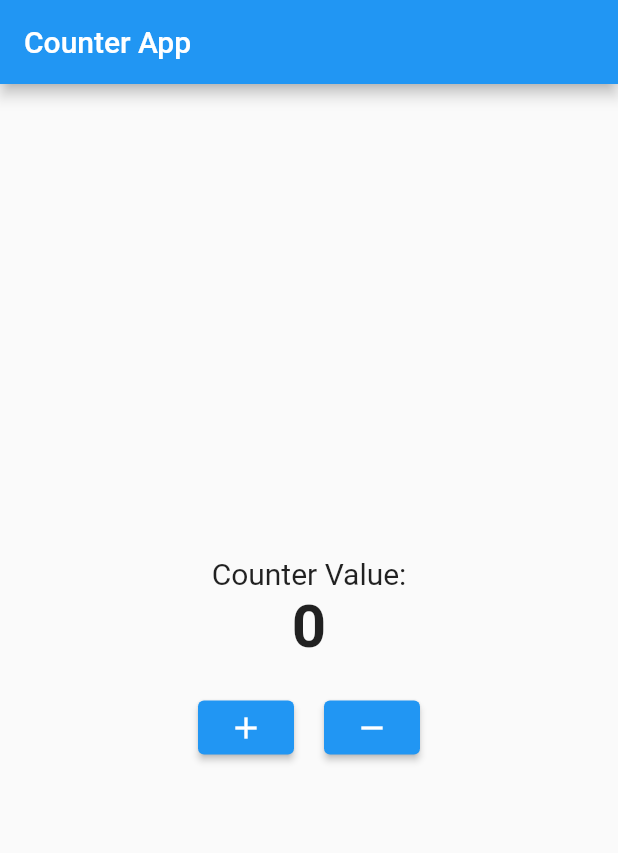
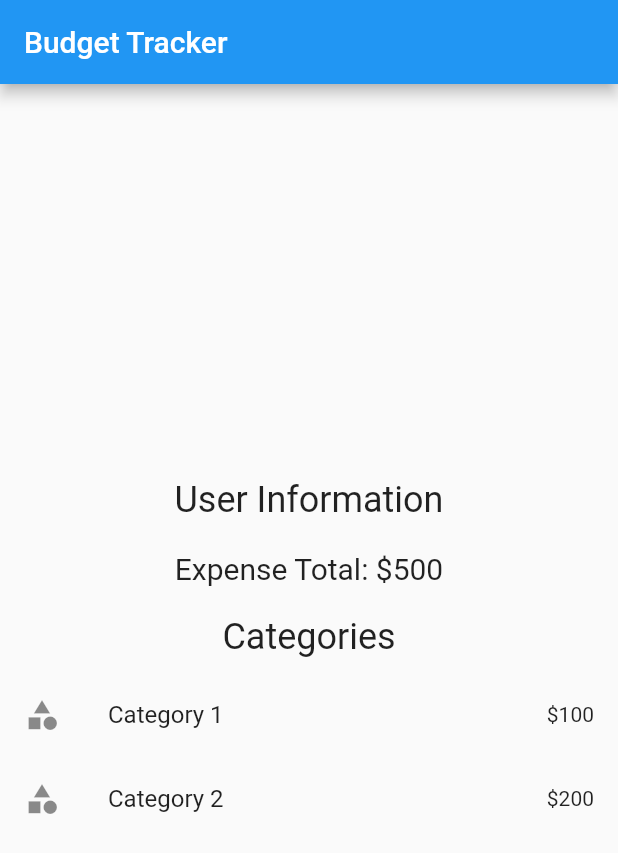
Before and after one commit to priyanshu7466/22B0420_IntroToAppDev, a Flutter app: the screen it shows after launch, on a phone screen of 412 x 824 dp. Shown: the top 853 px of the screen. Run offline on Flutter 3.47's test engine with Material 2 defaults, Android fonts, the phone set to English and light mode, and no system bars.

Commit message:
Week2 Project

```diff
--- a/lib/main.dart
+++ b/lib/main.dart
@@ -1,67 +1,178 @@
 import 'package:flutter/material.dart';
 
 void main() {
-  runApp(CounterApp());
+  runApp(BudgetTrackerApp());
 }
 
-class CounterApp extends StatefulWidget {
-  @override
-  _CounterAppState createState() => _CounterAppState();
-}
-
-class _CounterAppState extends State<CounterApp> {
-  int _counter = 0;
-
-  void _incrementCounter() {
-    setState(() {
-      _counter++;
-    });
-  }
-
-  void _decrementCounter() {
-    setState(() {
-      _counter--;
-    });
-  }
-
+class BudgetTrackerApp extends StatelessWidget {
   @override
   Widget build(BuildContext context) {
     return MaterialApp(
-      home: Scaffold(
+      title: 'Budget Tracker',
+      debugShowCheckedModeBanner: false,
+      initialRoute: '/',
+      routes: {
+        '/': (context) => HomeScreen(),
+        '/expenses': (context) => ExpenseScreen(),
+        '/addExpense': (context) => AddExpenseScreen(),
+      },
+    );
+  }
+}
+
+class HomeScreen extends StatelessWidget {
+  @override
+  Widget build(BuildContext context) {
+    return Scaffold(
       appBar: AppBar(
-          title: Text('Counter App'),
+        title: Text('Budget Tracker'),
       ),
       body: Center(
         child: Column(
           mainAxisAlignment: MainAxisAlignment.center,
           children: [
             Text(
-                'Counter Value:',
+              'User Information',
+              style: TextStyle(fontSize: 24),
+            ),
+            SizedBox(height: 20),
+            Text(
+              'Expense Total: \$500',
               style: TextStyle(fontSize: 20),
             ),
+            SizedBox(height: 20),
             Text(
-                '$_counter',
-                style: TextStyle(fontSize: 40, fontWeight: FontWeight.bold),
+              'Categories',
+              style: TextStyle(fontSize: 24),
             ),
-              SizedBox(height: 20),
-              Row(
-                mainAxisAlignment: MainAxisAlignment.center,
-                children: [
-                  ElevatedButton(
-                    onPressed: _incrementCounter,
-                    child: Icon(Icons.add),
+            SizedBox(height: 10),
+            ListTile(
+              leading: Icon(Icons.category),
+              title: Text('Category 1'),
+              trailing: Text('\$100'),
+              onTap: () {
+                Navigator.pushNamed(context, '/expenses');
+              },
             ),
-                  SizedBox(width: 20),
-                  ElevatedButton(
-                    onPressed: _decrementCounter,
-                    child: Icon(Icons.remove),
+            ListTile(
+              leading: Icon(Icons.category),
+              title: Text('Category 2'),
+              trailing: Text('\$200'),
+              onTap: () {
+                Navigator.pushNamed(context, '/expenses');
+              },
             ),
+            // Add more categories as needed
           ],
-              ),
-            ],
-          ),
         ),
       ),
     );
   }
 }
+
+class Expense {
+  final String title;
+  final String category;
+  final double amount;
+
+  Expense({
+    required this.title,
+    required this.category,
+    required this.amount,
+  });
+}
+
+class ExpenseScreen extends StatefulWidget {
+  @override
+  _ExpenseScreenState createState() => _ExpenseScreenState();
+}
+
+class _ExpenseScreenState extends State<ExpenseScreen> {
+  List<Expense> expenses = [];
+
+  void addExpense(Expense expense) {
+    setState(() {
+      expenses.add(expense);
+    });
+  }
+
+  @override
+  Widget build(BuildContext context) {
+    return Scaffold(
+      appBar: AppBar(
+        title: Text('Expenses'),
+      ),
+      body: ListView.builder(
+        itemCount: expenses.length,
+        itemBuilder: (context, index) {
+          Expense expense = expenses[index];
+          return ListTile(
+            leading: Icon(Icons.monetization_on),
+            title: Text(expense.title),
+            subtitle: Text(expense.category),
+            trailing: Text('\$${expense.amount.toStringAsFixed(2)}'),
+          );
+        },
+      ),
+      floatingActionButton: FloatingActionButton(
+        onPressed: () {
+          Navigator.pushNamed(context, '/addExpense')
+              .then((value) => addExpense(value as Expense));
+        },
+        child: Icon(Icons.add),
+      ),
+    );
+  }
+}
+
+class AddExpenseScreen extends StatelessWidget {
+  final TextEditingController titleController = TextEditingController();
+  final TextEditingController categoryController = TextEditingController();
+  final TextEditingController amountController = TextEditingController();
+
+  @override
+  Widget build(BuildContext context) {
+    return Scaffold(
+      appBar: AppBar(
+        title: Text('Add Expense'),
+      ),
+      body: Padding(
+        padding: const EdgeInsets.all(16.0),
+        child: Column(
+          children: [
+            TextFormField(
+              controller: titleController,
+              decoration: InputDecoration(labelText: 'Expense Title'),
+            ),
+            TextFormField(
+              controller: categoryController,
+              decoration: InputDecoration(labelText: 'Category'),
+            ),
+            TextFormField(
+              controller: amountController,
+              decoration: InputDecoration(labelText: 'Amount'),
+              keyboardType: TextInputType.number,
+            ),
+            SizedBox(height: 20),
+            ElevatedButton(
+              onPressed: () {
+                String title = titleController.text;
+                String category = categoryController.text;
+                double amount = double.parse(amountController.text);
+
+                Expense expense = Expense(
+                  title: title,
+                  category: category,
+                  amount: amount,
+                );
+
+                Navigator.pop(context, expense);
+              },
+              child: Text('Save Expense'),
+            ),
+          ],
+        ),
+      ),
+    );
+  }
+}
```
Also changed, not shown: 3 other files. Lines whose indentation alone changed are shown as unchanged.
